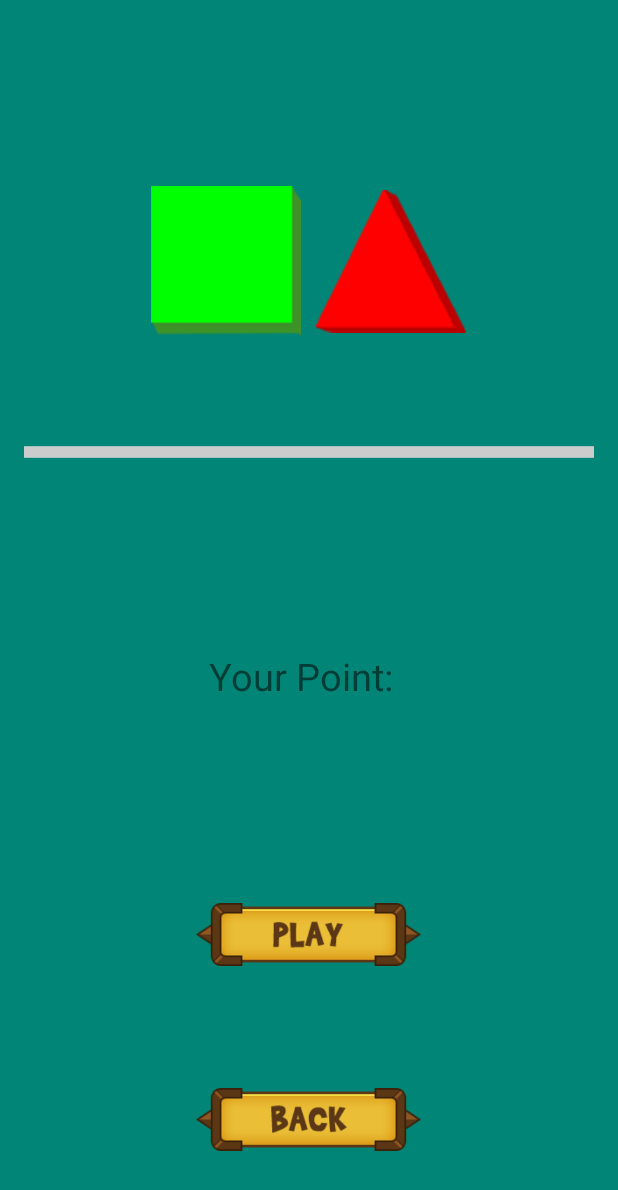
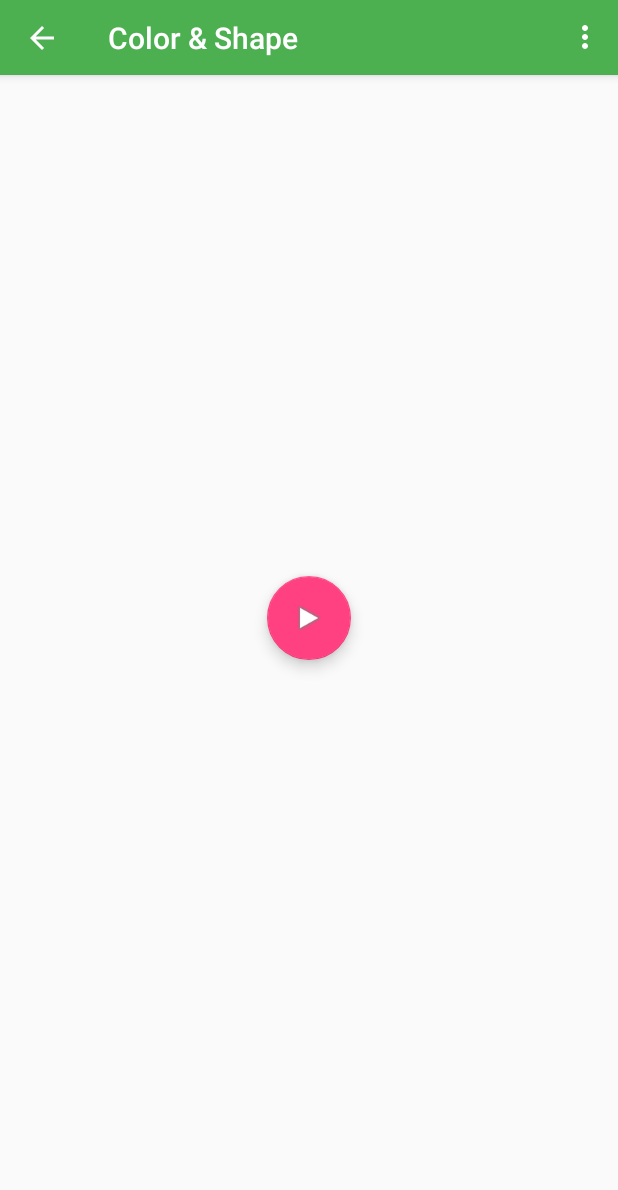
Before and after one commit to kukenqn1994/BrainBreak, an Android app: the ColorShape screen opened directly, with no data from a screen before it, on a phone screen of 412 x 824 dp. Shown: the top 1190 px of the screen. Run offline under Robolectric (Android 15) with nearby library versions, the light colour scheme and no system bars.

Commit message:
Update
* Sua giao dien aua cal game cho gong nhau
* Sua mot so giao dien ho tro nhien kich thuoc man hint

```diff
--- a/app/src/main/java/vlth/brainbreak/ColorShape.java
+++ b/app/src/main/java/vlth/brainbreak/ColorShape.java
@@ -2,13 +2,16 @@ package vlth.brainbreak;
 
 import android.os.Handler;
 import android.os.Message;
+import android.support.design.widget.FloatingActionButton;
 import android.support.v7.app.AppCompatActivity;
 import android.os.Bundle;
+import android.support.v7.widget.Toolbar;
 import android.view.Menu;
 import android.view.MenuItem;
 import android.content.Intent;
 import android.view.View;
 import android.widget.ImageView;
+import android.widget.LinearLayout;
 import android.widget.TextView;
 import android.graphics.Color;
 
@@ -39,6 +42,11 @@ public class ColorShape extends AppCompatActivity {
     private boolean finish = false;
     private HighScore highScore;
     private int myScore = 0;
+    // Them vao
+    private FloatingActionButton fabtn;
+    private LinearLayout mainView;
+    private Toolbar toolbar;
+
     @Override
     protected void onCreate(Bundle savedInstanceState) {
         super.onCreate(savedInstanceState);
@@ -55,6 +63,32 @@ public class ColorShape extends AppCompatActivity {
         point = (TextView) findViewById(R.id.point);
 
         btnplay = (ImageView) findViewById(R.id.btnplay);
+
+        // Them vao
+        fabtn = (FloatingActionButton) findViewById(R.id.fab);
+        mainView = (LinearLayout) findViewById(R.id.ColorShape);
+        toolbar = (Toolbar) findViewById(R.id.toolbar);
+        fabtn.setOnClickListener(new View.OnClickListener() {
+            @Override
+            public void onClick(View v) {
+                mainView.setVisibility(View.VISIBLE);
+                fabtn.setVisibility(View.GONE);
+                btnstart(null);
+            }
+        });
+
+        setSupportActionBar(toolbar);
+        getSupportActionBar().setTitle("Color & Shape");
+        getSupportActionBar().setDisplayHomeAsUpEnabled(true);
+        getSupportActionBar().setDisplayShowHomeEnabled(true);
+
+        toolbar.setNavigationOnClickListener(new View.OnClickListener() {
+            @Override
+            public void onClick(View v) {
+                startActivity(new Intent(ColorShape.this, HomeActivity.class));
+                finish();
+            }
+        });
 
     }
 
--- a/app/src/main/java/vlth/brainbreak/HigherOrLower.java
+++ b/app/src/main/java/vlth/brainbreak/HigherOrLower.java
@@ -34,6 +34,7 @@ public class HigherOrLower extends AppCompatActivity {
     private HighScore highScore;
     private LinearLayout timer_layout, main_view;
     private Toolbar toolbar;
+
     @Override
     protected void onCreate(Bundle savedInstanceState) {
         super.onCreate(savedInstanceState);
--- a/app/src/main/res/layout/activity_color_shape.xml
+++ b/app/src/main/res/layout/activity_color_shape.xml
@@ -1,22 +1,31 @@
-<LinearLayout xmlns:android="http://schemas.android.com/apk/res/android"
-    xmlns:custom="http://schemas.android.com/apk/res-auto"
+<FrameLayout xmlns:android="http://schemas.android.com/apk/res/android"
     xmlns:tools="http://schemas.android.com/tools"
+    android:layout_width="match_parent"
+    android:layout_height="match_parent"
+    tools:context=".MainActivity">
+
+    <include
+        android:id="@+id/toolbar"
+        layout="@layout/tool_bar">
+    </include>
+
+    <LinearLayout
         android:layout_width="match_parent"
         android:layout_height="match_parent"
         android:paddingLeft="@dimen/activity_horizontal_margin"
         android:paddingRight="@dimen/activity_horizontal_margin"
         android:paddingTop="@dimen/activity_vertical_margin"
         android:paddingBottom="@dimen/activity_vertical_margin"
-    tools:context="vlth.brainbreak.ColorShape"
         android:orientation="vertical"
-    android:background="@color/accent_material_light"
-    >
+        android:id="@+id/ColorShape"
+        android:visibility="gone">
 
         <LinearLayout
             android:layout_width="wrap_content"
             android:layout_height="wrap_content"
             android:layout_gravity="center"
-        android:layout_weight="1">
+            android:layout_weight="1"
+            android:layout_marginTop="50dp">
 
             <TextView
                 android:layout_width="wrap_content"
@@ -39,7 +48,8 @@
             android:layout_width="wrap_content"
             android:layout_height="wrap_content"
             android:layout_gravity="center"
-        android:layout_weight="1">
+            android:layout_weight="1"
+            android:layout_marginTop="5dp">
 
             <ImageView
                 android:layout_width="100dip"
@@ -70,7 +80,7 @@
             android:id="@+id/noti"
             android:textSize="25dip"
             android:textColor="#FF1111"
-        android:layout_marginTop="20dp"
+            android:layout_marginTop="10dp"
             android:layout_gravity="center"
             android:layout_weight="1"
             />
@@ -102,7 +112,7 @@
             android:layout_width="150dip"
             android:layout_height="50dip"
             android:src="@drawable/btnplay"
-        android:layout_marginTop="20dp"
+            android:layout_marginTop="10dp"
             android:onClick="btnstart"
             android:id="@+id/btnplay"
             android:layout_below="@+id/et"
@@ -121,3 +131,12 @@
             />
 
     </LinearLayout>
+    <android.support.design.widget.FloatingActionButton
+        android:id="@+id/fab"
+        android:layout_width="wrap_content"
+        android:layout_height="wrap_content"
+        android:layout_gravity="center"
+        android:layout_margin="@dimen/fab_margin"
+        android:src="@android:drawable/ic_media_play" />
+
+</FrameLayout>
--- a/app/src/main/res/layout/activity_main.xml
+++ b/app/src/main/res/layout/activity_main.xml
@@ -15,7 +15,7 @@
         android:layout_width="match_parent"
         android:layout_height="match_parent"
         android:orientation="vertical"
-        android:visibility="gone"
+
         android:weightSum="1">
 
         <LinearLayout
```
Also changed, not shown: app/src/main/java/vlth/brainbreak/FreakingMath.java (+34 -1 lines), app/src/main/java/vlth/brainbreak/MixWord.java (+17 -0 lines), app/src/main/res/layout/activity_freaking_math.xml (+19 -9 lines), app/src/main/res/layout/activity_image_memory.xml (+44 -20 lines). Lines whose indentation alone changed are shown as unchanged.
